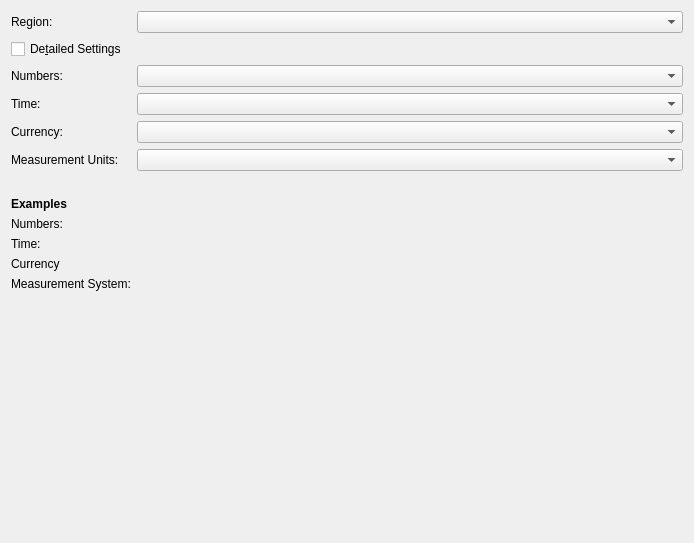
This is kcms/formats/kcmformatswidget.ui in KDE/plasma-desktop as Qt 5 draws it before an edit. The edited form follows.
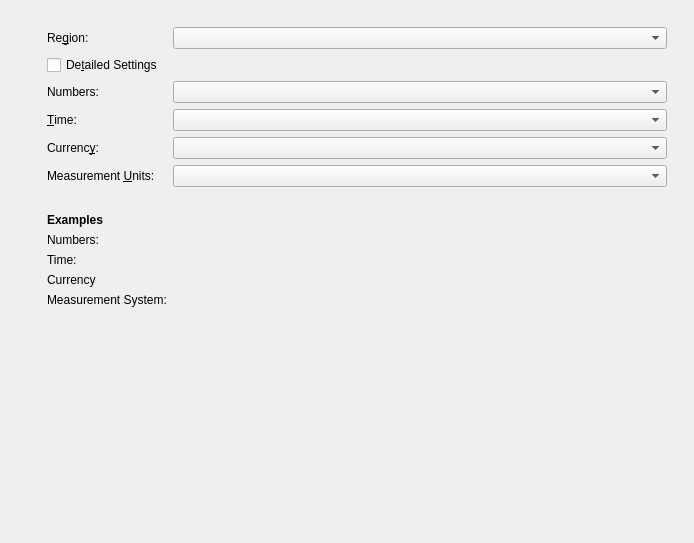
This is the edited form.

Commit message: Add buddies and margins

What changed in the file:
```diff
--- a/kcms/formats/kcmformatswidget.ui
+++ b/kcms/formats/kcmformatswidget.ui
@@ -13,6 +13,53 @@
   </property>
   <layout class="QVBoxLayout" name="verticalLayout">
    <item>
+    <spacer name="verticalSpacer_2">
+     <property name="orientation">
+      <enum>Qt::Vertical</enum>
+     </property>
+     <property name="sizeType">
+      <enum>QSizePolicy::Fixed</enum>
+     </property>
+     <property name="sizeHint" stdset="0">
+      <size>
+       <width>20</width>
+       <height>16</height>
+      </size>
+     </property>
+    </spacer>
+   </item>
+   <item>
+    <layout class="QGridLayout" name="gridLayout">
+     <item row="0" column="1">
+      <spacer name="horizontalSpacer">
+       <property name="orientation">
+        <enum>Qt::Horizontal</enum>
+       </property>
+       <property name="sizeType">
+        <enum>QSizePolicy::Fixed</enum>
+       </property>
+       <property name="sizeHint" stdset="0">
+        <size>
+         <width>16</width>
+         <height>20</height>
+        </size>
+       </property>
+      </spacer>
+     </item>
+     <item row="1" column="0">
+      <spacer name="verticalSpacer">
+       <property name="orientation">
+        <enum>Qt::Vertical</enum>
+       </property>
+       <property name="sizeHint" stdset="0">
+        <size>
+         <width>20</width>
+         <height>60</height>
+        </size>
+       </property>
+      </spacer>
+     </item>
+     <item row="0" column="2">
     <layout class="QFormLayout" name="formLayout">
      <property name="fieldGrowthPolicy">
       <enum>QFormLayout::ExpandingFieldsGrow</enum>
@@ -26,11 +73,14 @@
      <item row="0" column="0">
       <widget class="QLabel" name="label_10">
        <property name="text">
-        <string>Region:</string>
+          <string>Re&amp;gion:</string>
        </property>
        <property name="alignment">
         <set>Qt::AlignLeading|Qt::AlignLeft|Qt::AlignVCenter</set>
        </property>
+         <property name="buddy">
+          <cstring>comboGlobal</cstring>
+         </property>
       </widget>
      </item>
      <item row="0" column="1">
@@ -64,6 +114,9 @@
        <property name="alignment">
         <set>Qt::AlignLeading|Qt::AlignLeft|Qt::AlignVCenter</set>
        </property>
+         <property name="buddy">
+          <cstring>comboNumbers</cstring>
+         </property>
       </widget>
      </item>
      <item row="2" column="1">
@@ -85,11 +138,14 @@
      <item row="3" column="0">
       <widget class="QLabel" name="labelTime">
        <property name="text">
-        <string>Time:</string>
+          <string>&amp;Time:</string>
        </property>
        <property name="alignment">
         <set>Qt::AlignLeading|Qt::AlignLeft|Qt::AlignVCenter</set>
        </property>
+         <property name="buddy">
+          <cstring>comboTime</cstring>
+         </property>
       </widget>
      </item>
      <item row="3" column="1">
@@ -111,11 +167,14 @@
      <item row="4" column="0">
       <widget class="QLabel" name="labelCurrency">
        <property name="text">
-        <string>Currency:</string>
+          <string>Currenc&amp;y:</string>
        </property>
        <property name="alignment">
         <set>Qt::AlignLeading|Qt::AlignLeft|Qt::AlignVCenter</set>
        </property>
+         <property name="buddy">
+          <cstring>comboCurrency</cstring>
+         </property>
       </widget>
      </item>
      <item row="4" column="1">
@@ -137,11 +196,14 @@
      <item row="5" column="0">
       <widget class="QLabel" name="labelMeasurement">
        <property name="text">
-        <string>Measurement Units:</string>
+          <string>Measurement &amp;Units:</string>
        </property>
        <property name="alignment">
         <set>Qt::AlignLeading|Qt::AlignLeft|Qt::AlignVCenter</set>
        </property>
+         <property name="buddy">
+          <cstring>comboMeasurement</cstring>
+         </property>
       </widget>
      </item>
      <item row="5" column="1">
@@ -262,6 +324,24 @@
      </item>
     </layout>
    </item>
+     <item row="0" column="3">
+      <spacer name="horizontalSpacer_2">
+       <property name="orientation">
+        <enum>Qt::Horizontal</enum>
+       </property>
+       <property name="sizeType">
+        <enum>QSizePolicy::Fixed</enum>
+       </property>
+       <property name="sizeHint" stdset="0">
+        <size>
+         <width>16</width>
+         <height>20</height>
+        </size>
+       </property>
+      </spacer>
+     </item>
+    </layout>
+   </item>
    <item>
     <widget class="QLabel" name="label_5">
      <property name="text">
@@ -269,19 +349,6 @@
      </property>
     </widget>
    </item>
-   <item>
-    <spacer name="verticalSpacer">
-     <property name="orientation">
-      <enum>Qt::Vertical</enum>
-     </property>
-     <property name="sizeHint" stdset="0">
-      <size>
-       <width>20</width>
-       <height>60</height>
-      </size>
-     </property>
-    </spacer>
-   </item>
   </layout>
  </widget>
  <resources/>
```
Lines whose indentation alone changed are shown as unchanged.
